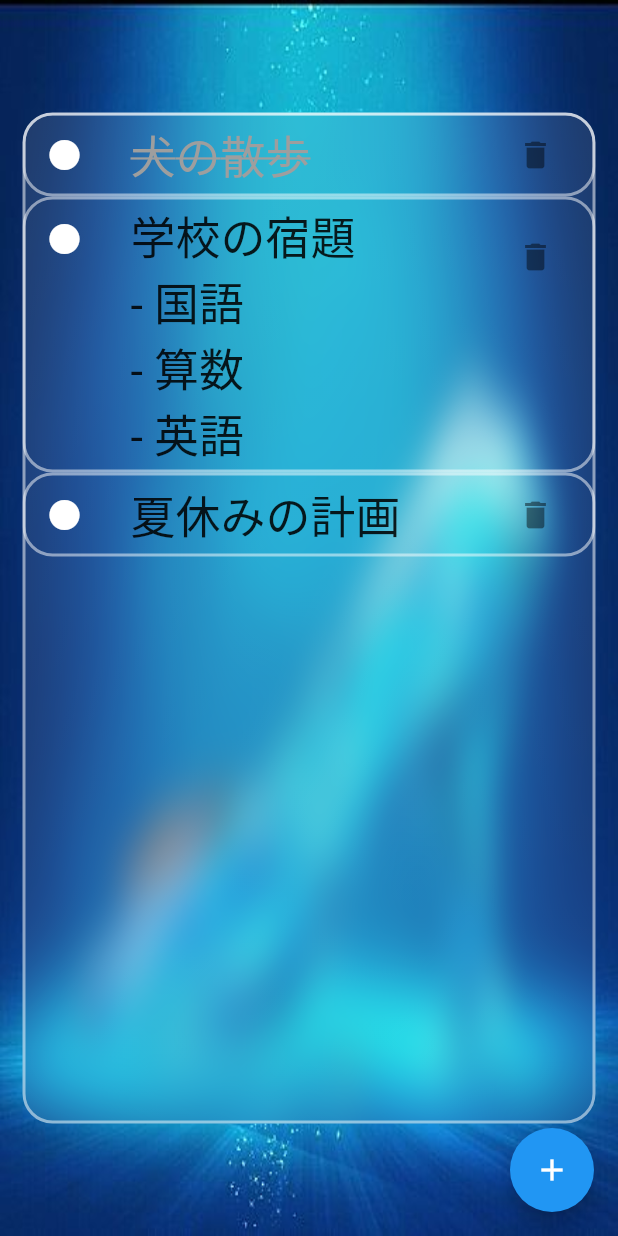
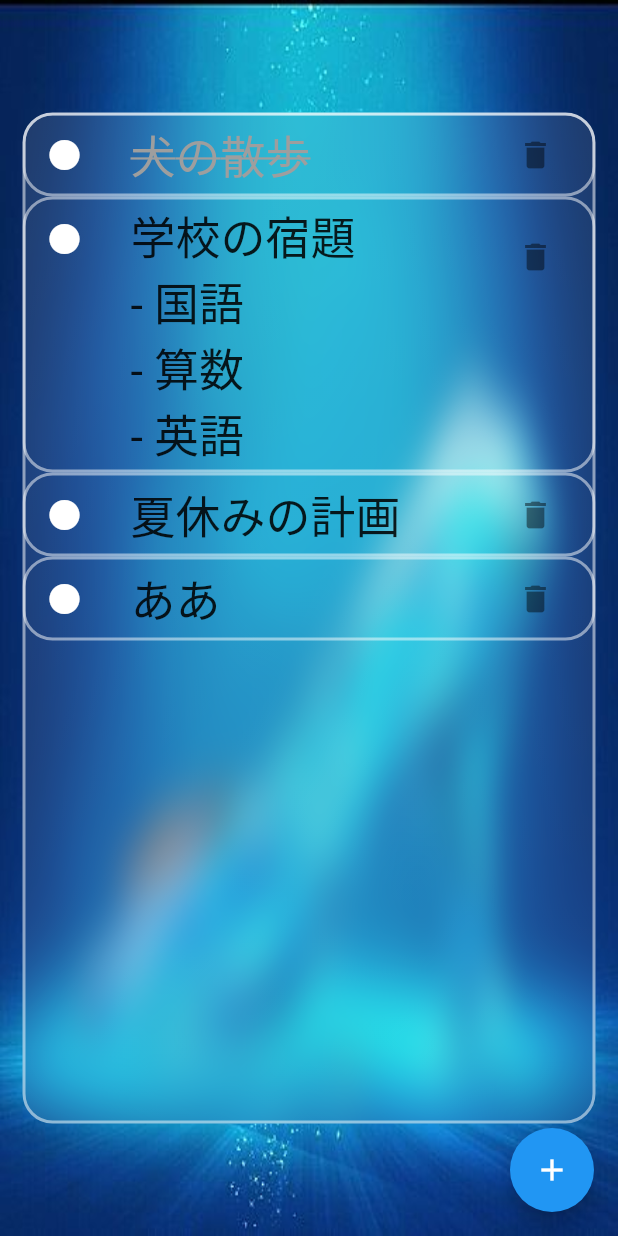
Before and after one commit to iseruuuuu/grass_todo_app, a Flutter app: the screen it shows after launch, after a tap on the "add" icon, on a phone screen of 412 x 824 dp. Run offline on Flutter 3.47's test engine with Material 2 defaults, Android fonts, the phone set to English and light mode, and no system bars; drawn by our look-alikes of glassmorphism; our stand-ins replace get.

Commit message:
add: 状態管理を追加

```diff
--- a/lib/screen/home/home_screen.dart
+++ b/lib/screen/home/home_screen.dart
@@ -53,7 +53,8 @@ class HomeScreen extends StatelessWidget {
                       const Color((0xFFFFFFFF)).withOpacity(0.5),
                     ],
                   ),
-                  child: ListView.builder(
+                  child: Obx(
+                    () => ListView.builder(
                       itemCount: todos.length,
                       itemBuilder: (context, index) {
                         final todo = todos[index];
@@ -68,11 +69,12 @@ class HomeScreen extends StatelessWidget {
                   ),
                 ),
               ),
+            ),
           ],
         ),
       ),
       floatingActionButton: FloatingActionButton(
-        onPressed: () {},
+        onPressed: () => controller.addTodo('ああ'),
         child: const Icon(Icons.add),
       ),
     );
```
Lines whose indentation alone changed are shown as unchanged.
